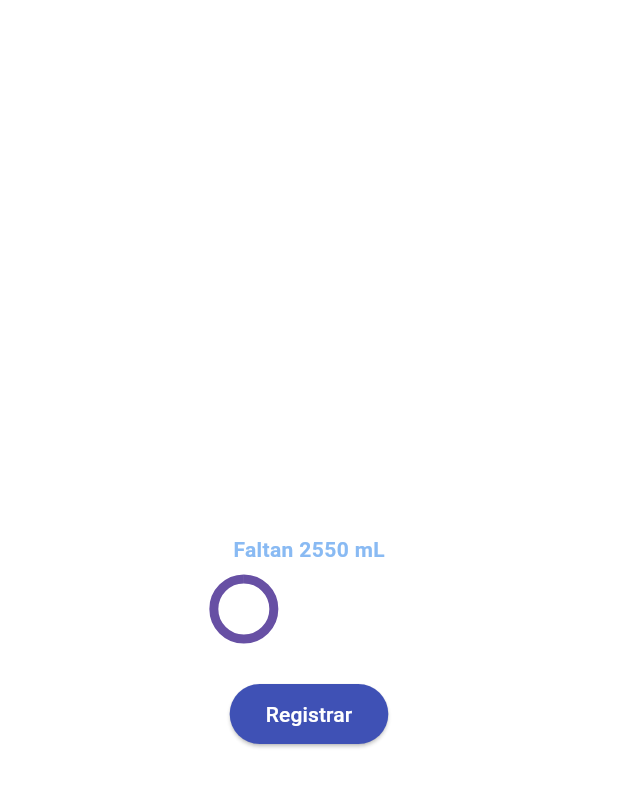
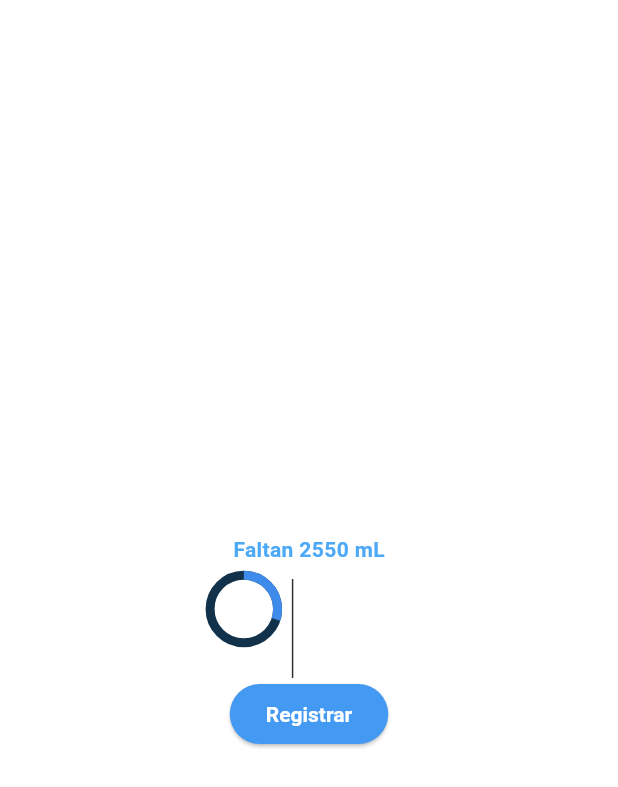
Before and after one commit to gnievap/water_counter_wear_app, a Flutter app: the screen it shows after launch, on a phone screen of 412 x 824 dp. Shown: the top 787 px of the screen. Run offline on Flutter 3.47's test engine with Material 2 defaults, Android fonts, the phone set to English and light mode, and no system bars.

Commit message:
Cambiando colores

```diff
--- a/lib/main.dart
+++ b/lib/main.dart
@@ -21,13 +21,16 @@ class MyApp extends StatelessWidget {
           textTheme:
             const TextTheme(   //0x89baf3
               headlineSmall: TextStyle(color: Colors.white, fontWeight: FontWeight.bold),
-              bodyMedium: TextStyle(color: Color.fromARGB(255, 137, 186, 243), fontWeight: FontWeight.bold),
+              bodyMedium: TextStyle(color: Color.fromARGB(255, 76, 169, 248), fontWeight: FontWeight.bold),
               bodySmall: TextStyle(color: Colors.white, fontSize: 12, fontWeight: FontWeight.bold),
             ),
           elevatedButtonTheme: ElevatedButtonThemeData(
             style: ElevatedButton.styleFrom(
-            backgroundColor: Colors.indigo, // background (button) color
+            backgroundColor: const Color.fromARGB(255, 68, 154, 243), // background (button) color
             foregroundColor: Colors.white,
+            textStyle: const TextStyle(
+              fontWeight: FontWeight.bold,
+            ),
             ),
           ),
           useMaterial3: true),
--- a/lib/screens/start_screen.dart
+++ b/lib/screens/start_screen.dart
@@ -49,13 +49,15 @@ class _StartScreenState extends State<StartScreen> {
   }
 
   Widget _indicators(){
-    return Row(
+    return IntrinsicHeight(
+      child: Row(
                 mainAxisAlignment: MainAxisAlignment.center,
                 children: [
                    _percentage(),
                    _smallDivider(),
                    _hydration(),
                 ],
+      ),
     );
   }
 
@@ -77,11 +79,13 @@ class _StartScreenState extends State<StartScreen> {
             children: [
               const Center(
                 child:  SizedBox(
-                  width: 40,
-                  height: 40,
+                  width: 45,
+                  height: 45,
                   child: CircularProgressIndicator(
                     strokeWidth: 6,
-                    value: 5,
+                    value: 0.3, // entre 0 y 1 3E8BEC 11324A
+                    color: Color.fromARGB(255, 62, 139, 236),
+                    backgroundColor: Color.fromARGB(255, 17, 50, 74),
                   ),
                 ),
               ),
@@ -126,8 +130,8 @@ Widget _hydration(){
 
 Widget _smallDivider(){
   return const VerticalDivider(
-      color: Colors.amber,
-      thickness: 2,
+      color: Color.fromARGB(255, 51, 51, 51),
+      thickness: 1,
       width: 20,
       indent: 10,
       endIndent: 0,
```
Lines whose indentation alone changed are shown as unchanged.
